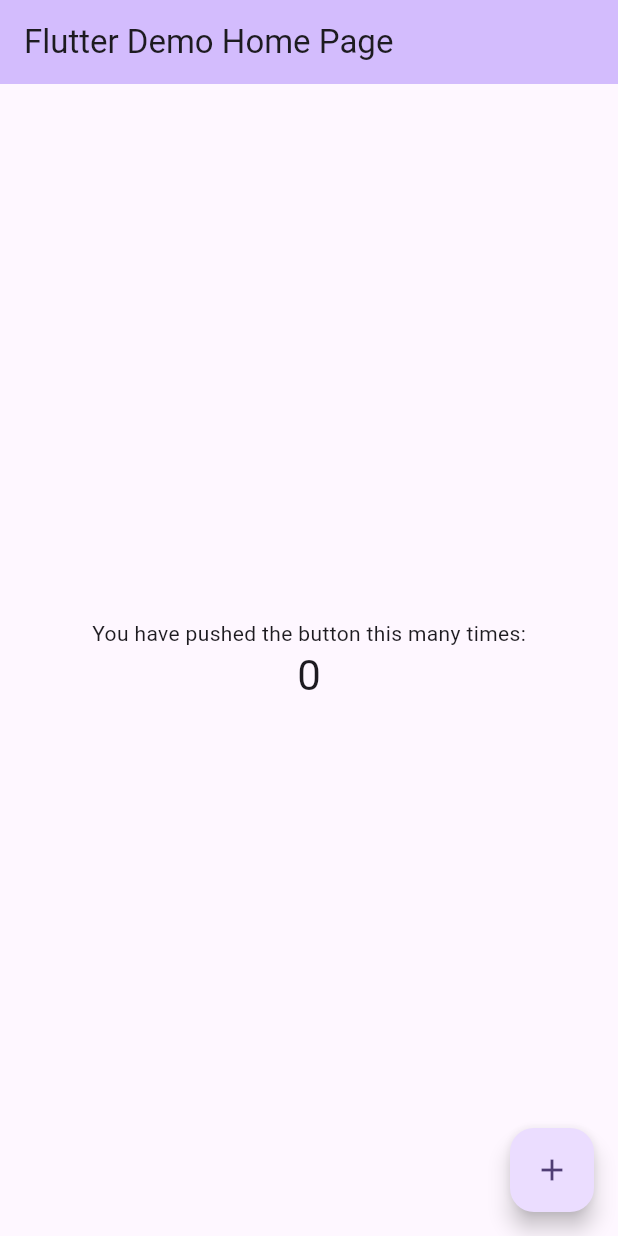
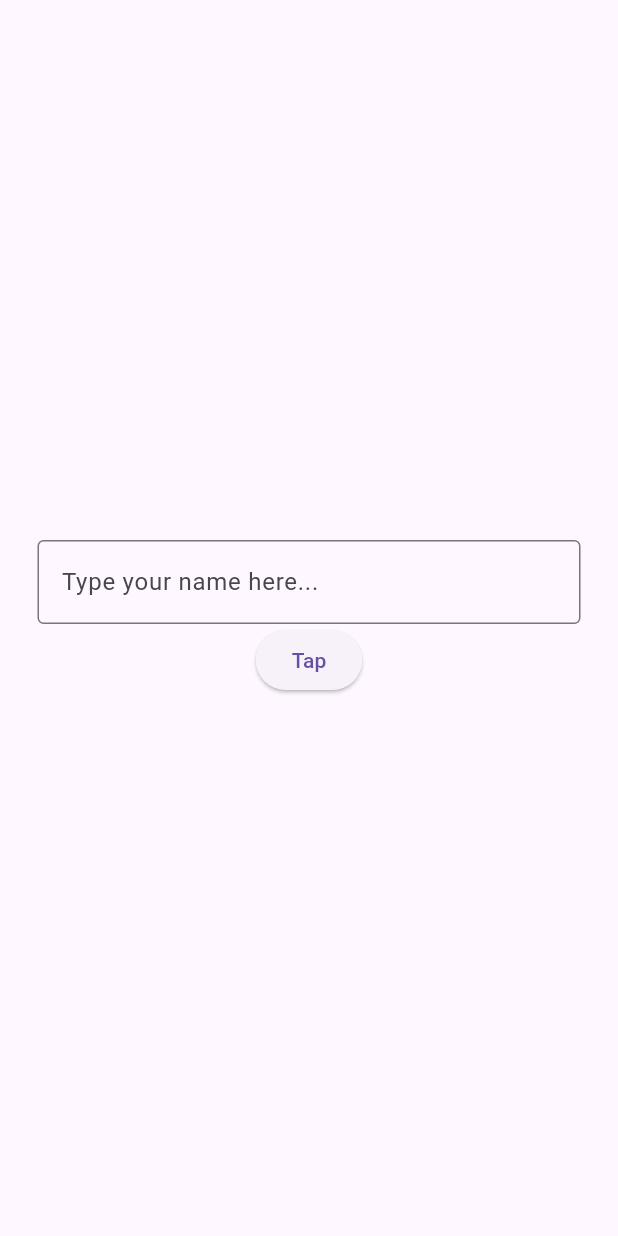
Before and after one commit to adyutaa/input-text-fl, a Flutter app: the screen it shows after launch, on a phone screen of 412 x 824 dp. Run offline on Flutter 3.47's test engine with Material 3 defaults, Android fonts, the phone set to English and light mode, and no system bars.

Commit message:
Input Text Basics

```diff
--- a/lib/main.dart
+++ b/lib/main.dart
@@ -1,4 +1,5 @@
 import 'package:flutter/material.dart';
+import 'package:todo_app/pages/todo_page.dart';
 
 void main() {
   runApp(const MyApp());
@@ -7,119 +8,11 @@ void main() {
 class MyApp extends StatelessWidget {
   const MyApp({super.key});
 
-  // This widget is the root of your application.
   @override
   Widget build(BuildContext context) {
     return MaterialApp(
-      title: 'Flutter Demo',
-      theme: ThemeData(
-        // This is the theme of your application.
-        //
-        // TRY THIS: Try running your application with "flutter run". You'll see
-        // the application has a purple toolbar. Then, without quitting the app,
-        // try changing the seedColor in the colorScheme below to Colors.green
-        // and then invoke "hot reload" (save your changes or press the "hot
-        // reload" button in a Flutter-supported IDE, or press "r" if you used
-        // the command line to start the app).
-        //
-        // Notice that the counter didn't reset back to zero; the application
-        // state is not lost during the reload. To reset the state, use hot
-        // restart instead.
-        //
-        // This works for code too, not just values: Most code changes can be
-        // tested with just a hot reload.
-        colorScheme: ColorScheme.fromSeed(seedColor: Colors.deepPurple),
-        useMaterial3: true,
-      ),
-      home: const MyHomePage(title: 'Flutter Demo Home Page'),
+      debugShowCheckedModeBanner: false,
+      home: ToDoPage(),
     );
   }
 }
-
-class MyHomePage extends StatefulWidget {
-  const MyHomePage({super.key, required this.title});
-
-  // This widget is the home page of your application. It is stateful, meaning
-  // that it has a State object (defined below) that contains fields that affect
-  // how it looks.
-
-  // This class is the configuration for the state. It holds the values (in this
-  // case the title) provided by the parent (in this case the App widget) and
-  // used by the build method of the State. Fields in a Widget subclass are
-  // always marked "final".
-
-  final String title;
-
-  @override
-  State<MyHomePage> createState() => _MyHomePageState();
-}
-
-class _MyHomePageState extends State<MyHomePage> {
-  int _counter = 0;
-
-  void _incrementCounter() {
-    setState(() {
-      // This call to setState tells the Flutter framework that something has
-      // changed in this State, which causes it to rerun the build method below
-      // so that the display can reflect the updated values. If we changed
-      // _counter without calling setState(), then the build method would not be
-      // called again, and so nothing would appear to happen.
-      _counter++;
-    });
-  }
-
-  @override
-  Widget build(BuildContext context) {
-    // This method is rerun every time setState is called, for instance as done
-    // by the _incrementCounter method above.
-    //
-    // The Flutter framework has been optimized to make rerunning build methods
-    // fast, so that you can just rebuild anything that needs updating rather
-    // than having to individually change instances of widgets.
-    return Scaffold(
-      appBar: AppBar(
-        // TRY THIS: Try changing the color here to a specific color (to
-        // Colors.amber, perhaps?) and trigger a hot reload to see the AppBar
-        // change color while the other colors stay the same.
-        backgroundColor: Theme.of(context).colorScheme.inversePrimary,
-        // Here we take the value from the MyHomePage object that was created by
-        // the App.build method, and use it to set our appbar title.
-        title: Text(widget.title),
-      ),
-      body: Center(
-        // Center is a layout widget. It takes a single child and positions it
-        // in the middle of the parent.
-        child: Column(
-          // Column is also a layout widget. It takes a list of children and
-          // arranges them vertically. By default, it sizes itself to fit its
-          // children horizontally, and tries to be as tall as its parent.
-          //
-          // Column has various properties to control how it sizes itself and
-          // how it positions its children. Here we use mainAxisAlignment to
-          // center the children vertically; the main axis here is the vertical
-          // axis because Columns are vertical (the cross axis would be
-          // horizontal).
-          //
-          // TRY THIS: Invoke "debug painting" (choose the "Toggle Debug Paint"
-          // action in the IDE, or press "p" in the console), to see the
-          // wireframe for each widget.
-          mainAxisAlignment: MainAxisAlignment.center,
-          children: <Widget>[
-            const Text(
-              'You have pushed the button this many times:',
-            ),
-            Text(
-              '$_counter',
-              style: Theme.of(context).textTheme.headlineMedium,
-            ),
-          ],
-        ),
-      ),
-      floatingActionButton: FloatingActionButton(
-        onPressed: _incrementCounter,
-        tooltip: 'Increment',
-        child: const Icon(Icons.add),
-      ), // This trailing comma makes auto-formatting nicer for build methods.
-    );
-  }
-}
--- /dev/null
+++ b/lib/pages/todo_page.dart
@@ -0,0 +1,43 @@
+import 'package:flutter/material.dart';
+
+class ToDoPage extends StatefulWidget {
+  const ToDoPage({super.key});
+
+  @override
+  State<ToDoPage> createState() => _ToDoPageState();
+}
+
+class _ToDoPageState extends State<ToDoPage> {
+  // controller to get access to what user typed in.
+  TextEditingController myController = TextEditingController();
+
+  void greetUser() {
+    print(myController.text);
+  }
+
+  @override
+  Widget build(BuildContext context) {
+    return Scaffold(
+      body: Center(
+        child: Padding(
+          padding: const EdgeInsets.all(25.0),
+          child: Column(
+            mainAxisAlignment: MainAxisAlignment.center,
+            children: [
+              TextField(
+                controller: myController,
+                decoration: InputDecoration(
+                  border: OutlineInputBorder(),
+                  hintText: "Type your name here...",
+                ),
+              ),
+
+              // button
+              ElevatedButton(onPressed: greetUser, child: Text("Tap"))
+            ],
+          ),
+        ),
+      ),
+    );
+  }
+}
```
